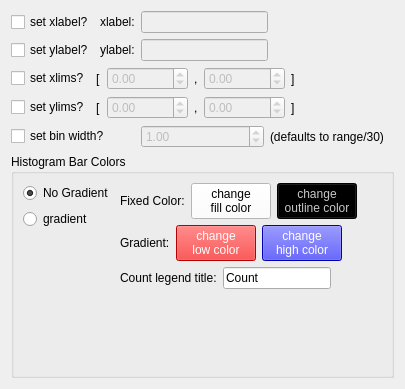
Above: histogram_page.ui from gdietz/OpenMEE before the change. Below: the same form after it.
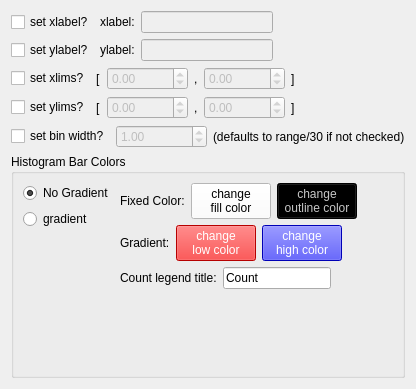
That is the form after the change.

Diff of the .ui file:
```diff
--- a/histogram_page.ui
+++ b/histogram_page.ui
@@ -6,7 +6,7 @@
    <rect>
     <x>0</x>
     <y>0</y>
-    <width>405</width>
+    <width>416</width>
     <height>389</height>
    </rect>
   </property>
@@ -298,7 +298,7 @@
      <item>
       <widget class="QLabel" name="label">
        <property name="text">
-        <string>(defaults to range/30)</string>
+        <string>(defaults to range/30 if not checked)</string>
        </property>
       </widget>
      </item>
```
Left out of the diff: 4 changed lines with no effect on the pictures.
